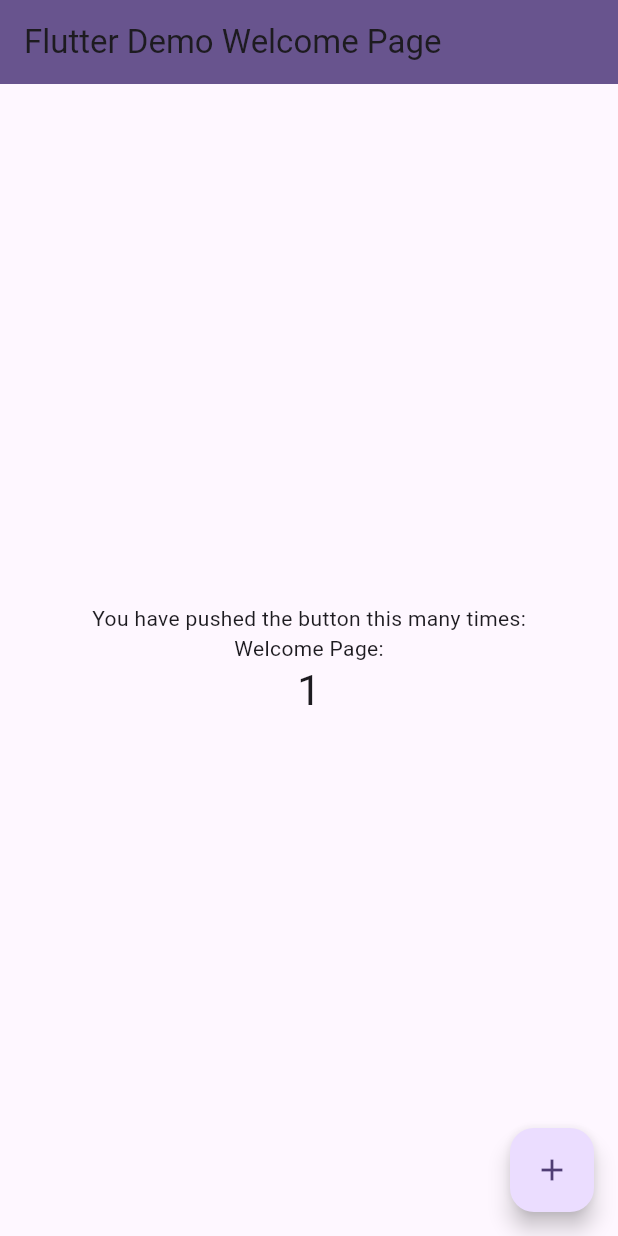
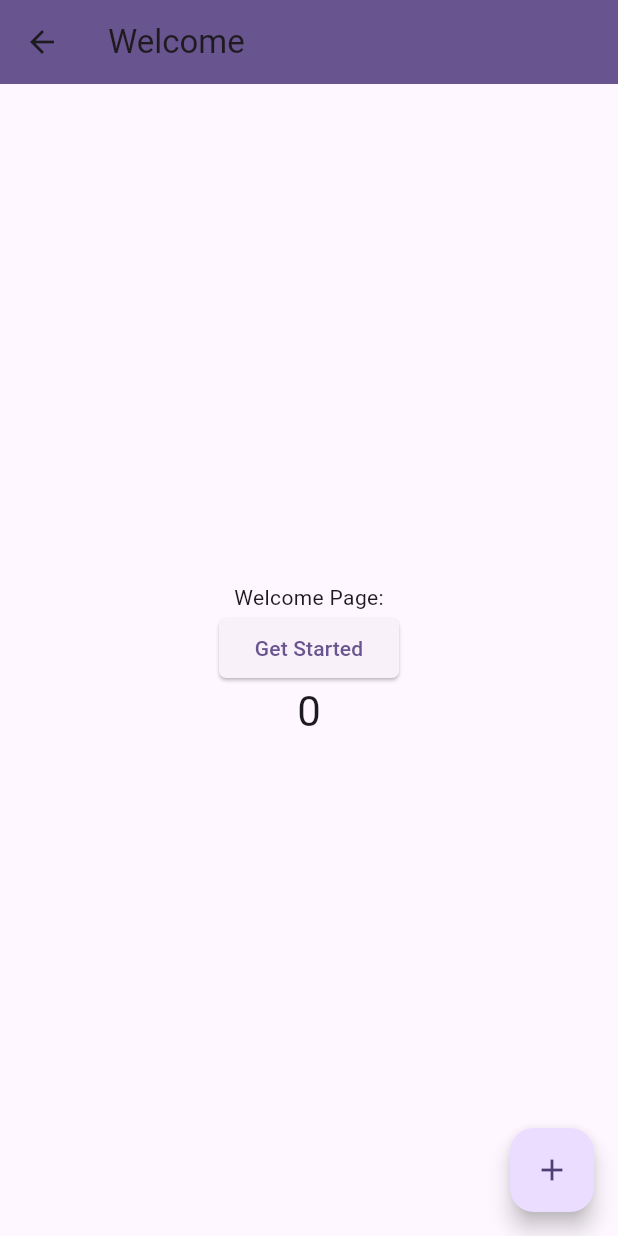
Before and after one commit to YvetteCarlos/CS4750_FinalProject, a Flutter app: the screen it shows after launch, after a tap on the "add" icon, on a phone screen of 412 x 824 dp. Run offline on Flutter 3.47's test engine with Material 3 defaults, Android fonts, the phone set to English and light mode, and no system bars.

Commit message:
Made ui changes and added button to welcome

```diff
--- a/lib/main.dart
+++ b/lib/main.dart
@@ -32,13 +32,13 @@
         colorScheme: ColorScheme.fromSeed(seedColor: Colors.deepPurple),
         useMaterial3: true,
       ),
-      home: const MyWelcomePage(title: 'Flutter Demo Welcome Page'),
+      home: const MySplashPage(title: 'Dogcipher Splash Page'),
     );
   }
 }
 
-class MyHomePage extends StatefulWidget {
-  const MyHomePage({super.key, required this.title});
+class MySplashPage extends StatefulWidget {
+  const MySplashPage({super.key, required this.title});
 
   // This widget is the home page of your application. It is stateful, meaning
   // that it has a State object (defined below) that contains fields that affect
@@ -52,10 +52,10 @@
   final String title;
 
   @override
-  State<MyHomePage> createState() => _MyHomePageState();
+  State<MySplashPage> createState() => _MySplashPageState();
 }
 
-class _MyHomePageState extends State<MyHomePage> {
+class _MySplashPageState extends State<MySplashPage> {
   int _counter = 0;
 
   void _incrementCounter() {
@@ -67,6 +67,10 @@
       // called again, and so nothing would appear to happen.
       _counter++;
     });
+    Navigator.push(
+      context,
+      MaterialPageRoute(builder: (context) => const MyWelcomePage(title:'Welcome')),
+    );
   }
 
   @override
@@ -78,15 +82,15 @@
     // fast, so that you can just rebuild anything that needs updating rather
     // than having to individually change instances of widgets.
     return Scaffold(
-      appBar: AppBar(
+     /* appBar: AppBar(
         // TRY THIS: Try changing the color here to a specific color (to
         // Colors.amber, perhaps?) and trigger a hot reload to see the AppBar
         // change color while the other colors stay the same.
-        backgroundColor: Theme.of(context).colorScheme.primary,
+       backgroundColor: Theme.of(context).colorScheme.primary,
         // Here we take the value from the MyHomePage object that was created by
         // the App.build method, and use it to set our appbar title.
         title: Text(widget.title),
-      ),
+      ),*/
       body: Center(
         // Center is a layout widget. It takes a single child and positions it
         // in the middle of the parent.
@@ -109,9 +113,6 @@
             const Text(
               'You have push the button this many times:',
             ),
-            const Text(
-              'first page',
-            ),
             Text(
               '$_counter',
               style: Theme.of(context).textTheme.headlineMedium,
--- a/lib/welcome_page.dart
+++ b/lib/welcome_page.dart
@@ -37,10 +37,18 @@
           mainAxisAlignment: MainAxisAlignment.center,
           children: <Widget>[
             const Text(
-              'You have pushed the button this many times:',
+              'Welcome Page:',
             ),
-            const Text(
-              'Welcome Page:',
+            ElevatedButton(
+              style: ElevatedButton.styleFrom(
+              shape: RoundedRectangleBorder(
+                borderRadius: BorderRadius.circular(5.0),
+              ),
+              ),
+              onPressed: () {
+                _incrementCounter();
+              },
+              child: const Text('Get Started'),
             ),
             Text(
               '$_counter',
```
